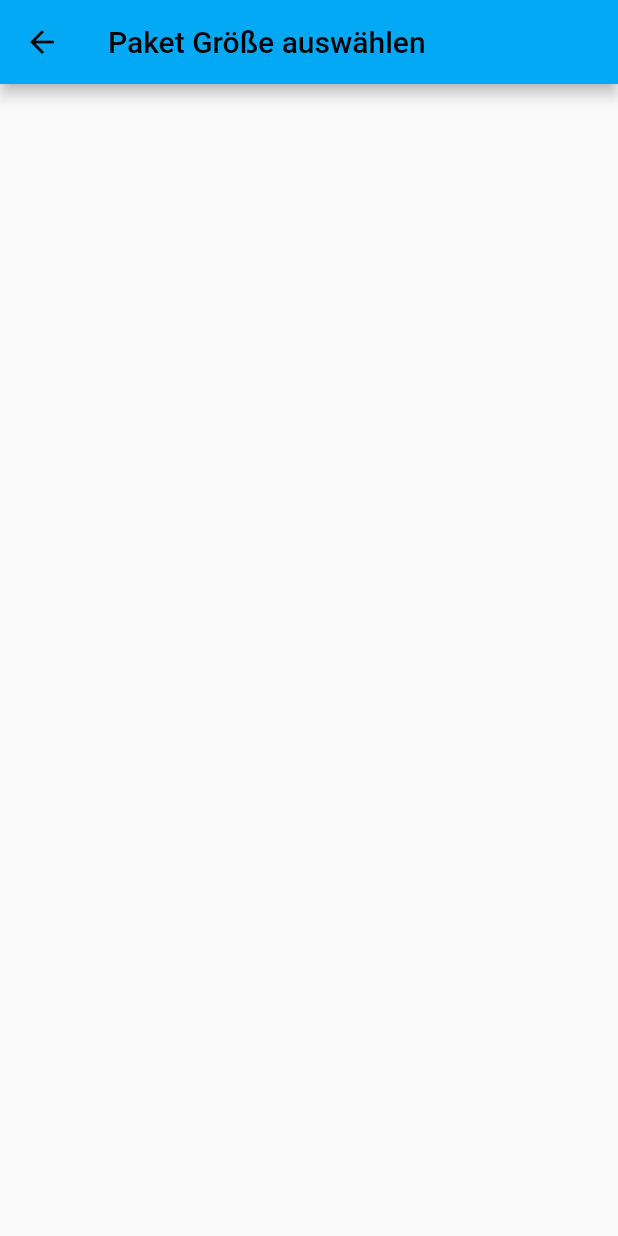
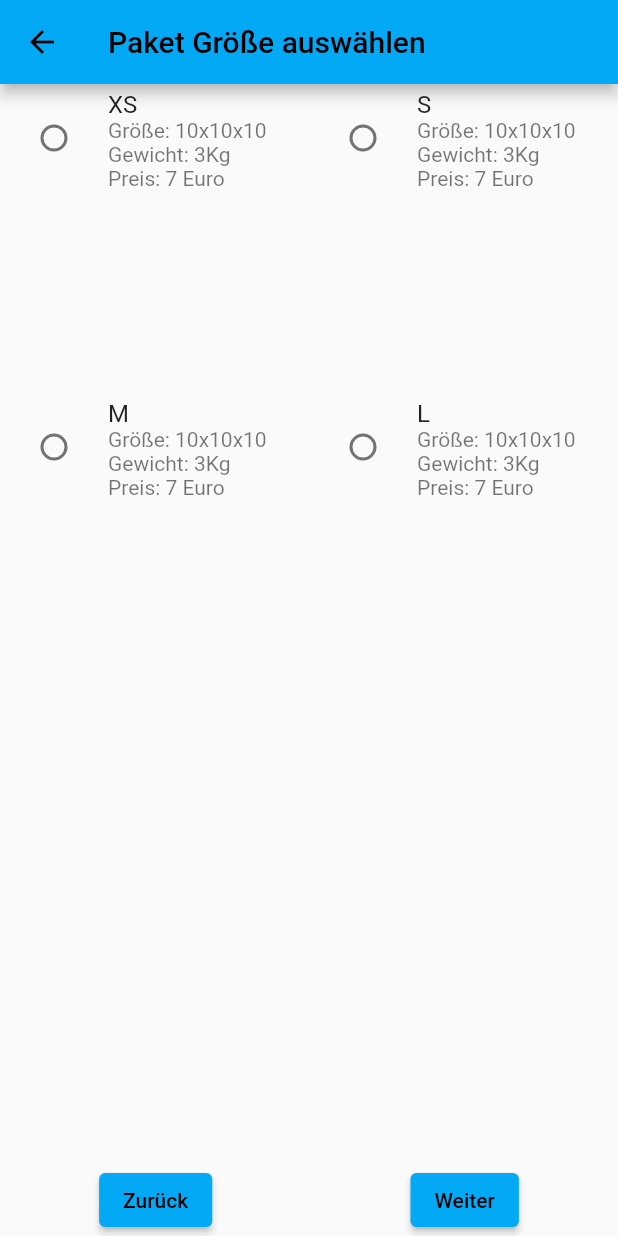
Before and after one commit to viktorgritz/OrderingProcess, a Flutter app: the ShippingLabel screen opened by its route, on a phone screen of 412 x 824 dp. Run offline on Flutter 3.47's test engine with Material 2 defaults, Android fonts, the phone set to English and light mode, and no system bars.

Commit message:
add: screens, widgets for shipping label & contact form

```diff
--- /dev/null
+++ b/ordering_process/lib/ShippingLabel/custom_radio_list_tile.dart
@@ -0,0 +1,43 @@
+import 'package:flutter/material.dart';
+
+class CustomRadioListTile extends StatefulWidget {
+  final String title;
+  final String value;
+  final String? groupValue;
+  final Function(String?) callback;
+  const CustomRadioListTile({
+    Key? key,
+    required this.value,
+    required this.callback,
+    required this.title,
+    required this.groupValue,
+  }) : super(key: key);
+
+  @override
+  State<CustomRadioListTile> createState() => _CustomRadioListTileState();
+}
+
+class _CustomRadioListTileState extends State<CustomRadioListTile> {
+  @override
+  Widget build(BuildContext context) {
+    return Center(
+      child: RadioListTile(
+        selected: false,
+        title: Text(widget.title),
+        subtitle: Column(
+          crossAxisAlignment: CrossAxisAlignment.start,
+          children: <Widget>[
+            Text('Größe: 10x10x10'),
+            Text('Gewicht: 3Kg'),
+            Text('Preis: 7 Euro'),
+          ],
+        ),
+        value: widget.value,
+        onChanged: (value) {
+          widget.callback(value);
+        },
+        groupValue: widget.groupValue,
+      ),
+    );
+  }
+}
--- a/ordering_process/lib/ShippingLabel/shipping_label.dart
+++ b/ordering_process/lib/ShippingLabel/shipping_label.dart
@@ -1,4 +1,6 @@
 import 'package:flutter/material.dart';
+import 'package:ordering_process/ShippingLabel/custom_radio_list_tile.dart';
+import 'package:ordering_process/navigation_buttons.dart';
 
 class ShippingLabel extends StatefulWidget {
   const ShippingLabel({super.key});
@@ -8,12 +10,69 @@ class ShippingLabel extends StatefulWidget {
 }
 
 class _ShippingLabelState extends State<ShippingLabel> {
+  String? _newValue = '';
   @override
   Widget build(BuildContext context) {
     return Scaffold(
       appBar: AppBar(
         title: Text('Paket Größe auswählen'),
       ),
+      body: Column(
+        children: [
+          Expanded(
+            child: GridView.count(
+              crossAxisCount: 2,
+              children: <Widget>[
+                CustomRadioListTile(
+                  title: 'XS',
+                  value: '10',
+                  callback: (value) => setNewValue(value),
+                  groupValue: _newValue,
+                ),
+                CustomRadioListTile(
+                  title: 'S',
+                  value: '20',
+                  callback: (value) => setNewValue(value),
+                  groupValue: _newValue,
+                ),
+                CustomRadioListTile(
+                  title: 'M',
+                  value: '30',
+                  callback: (value) => setNewValue(value),
+                  groupValue: _newValue,
+                ),
+                CustomRadioListTile(
+                  title: 'L',
+                  value: '40',
+                  callback: (value) => setNewValue(value),
+                  groupValue: _newValue,
+                ),
+              ],
+            ),
+          ),
+          Expanded(
+            child: NavigationButtons(
+              backButton: () => Navigator.of(context).pop(),
+              nextButton: () => navigateToContactForm(context),
+            ),
+          ),
+        ],
+      ),
     );
   }
+
+  void setNewValue(String? value) {
+    if (value != null) {
+      setState(() {
+        _newValue = value;
+        print(_newValue);
+      });
+    }
+  }
+
+  void navigateToContactForm(BuildContext context) {
+    if (_newValue != null && _newValue!.isNotEmpty) {
+      Navigator.of(context).pushNamed('/contact_form', arguments: _newValue);
+    }
+  }
 }
--- a/ordering_process/lib/home_screen.dart
+++ b/ordering_process/lib/home_screen.dart
@@ -22,7 +22,7 @@ class _HomeScreenState extends State<HomeScreen> {
           children: <Widget>[
             ElevatedButton(
               onPressed: () =>
-                  Navigator.of(context).pushNamed('shipping_label'),
+                  Navigator.of(context).pushNamed('/shipping_label'),
               child: Text('Versandlabel erstellen'),
             ),
           ],
--- a/ordering_process/lib/main.dart
+++ b/ordering_process/lib/main.dart
@@ -1,4 +1,5 @@
 import 'package:flutter/material.dart';
+import 'package:ordering_process/ContactForm/contact_form.dart';
 import 'package:ordering_process/ShippingLabel/shipping_label.dart';
 import 'package:ordering_process/home_screen.dart';
 
@@ -18,7 +19,10 @@ class MyApp extends StatelessWidget {
         primarySwatch: Colors.lightBlue,
       ),
       home: const HomeScreen(title: 'Flutter Dev Challenge'),
-      routes: {'shipping_label': (context) => const ShippingLabel()},
+      routes: {
+        '/shipping_label': (context) => const ShippingLabel(),
+        '/contact_form': (context) => ContactForm(),
+      },
     );
   }
 }
--- /dev/null
+++ b/ordering_process/lib/navigation_buttons.dart
@@ -0,0 +1,33 @@
+import 'package:flutter/material.dart';
+
+class NavigationButtons extends StatelessWidget {
+  final Function backButton;
+  final Function nextButton;
+  const NavigationButtons({
+    Key? key,
+    required this.backButton,
+    required this.nextButton,
+  }) : super(key: key);
+
+  @override
+  Widget build(BuildContext context) {
+    return Row(
+      crossAxisAlignment: CrossAxisAlignment.end,
+      mainAxisAlignment: MainAxisAlignment.spaceAround,
+      children: <Widget>[
+        ElevatedButton(
+          onPressed: () {
+            backButton();
+          },
+          child: Text('Zurück'),
+        ),
+        ElevatedButton(
+          onPressed: () {
+            nextButton();
+          },
+          child: Text('Weiter'),
+        ),
+      ],
+    );
+  }
+}
```
Also changed, not shown: ordering_process/lib/ContactForm/contact_form.dart (added, +39 -0 lines), ordering_process/lib/ContactForm/form_widget.dart (added, +109 -0 lines), 1 other file.
